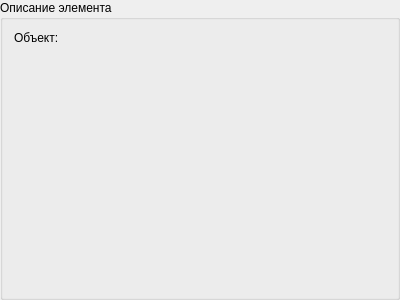
First picture: the form in elementdescriptionwidget.ui, repository bananamilkshake-code/level-editor, before the edit.
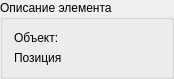
Second picture: the form after the edit.

What changed in the file:
```diff
--- a/elementdescriptionwidget.ui
+++ b/elementdescriptionwidget.ui
@@ -6,8 +6,8 @@
    <rect>
     <x>0</x>
     <y>0</y>
-    <width>400</width>
-    <height>300</height>
+    <width>174</width>
+    <height>75</height>
    </rect>
   </property>
   <property name="windowTitle">
@@ -33,6 +33,20 @@
        </property>
       </widget>
      </item>
+     <item row="1" column="0">
+      <widget class="QLabel" name="labelPosition">
+       <property name="text">
+        <string>Позиция</string>
+       </property>
+      </widget>
+     </item>
+     <item row="1" column="1">
+      <widget class="QLabel" name="labelPositionValue">
+       <property name="text">
+        <string>&lt;labelPositionValue&gt;</string>
+       </property>
+      </widget>
+     </item>
     </layout>
    </item>
   </layout>
```
Left out of the diff: 3 changed lines with no effect on the pictures.
